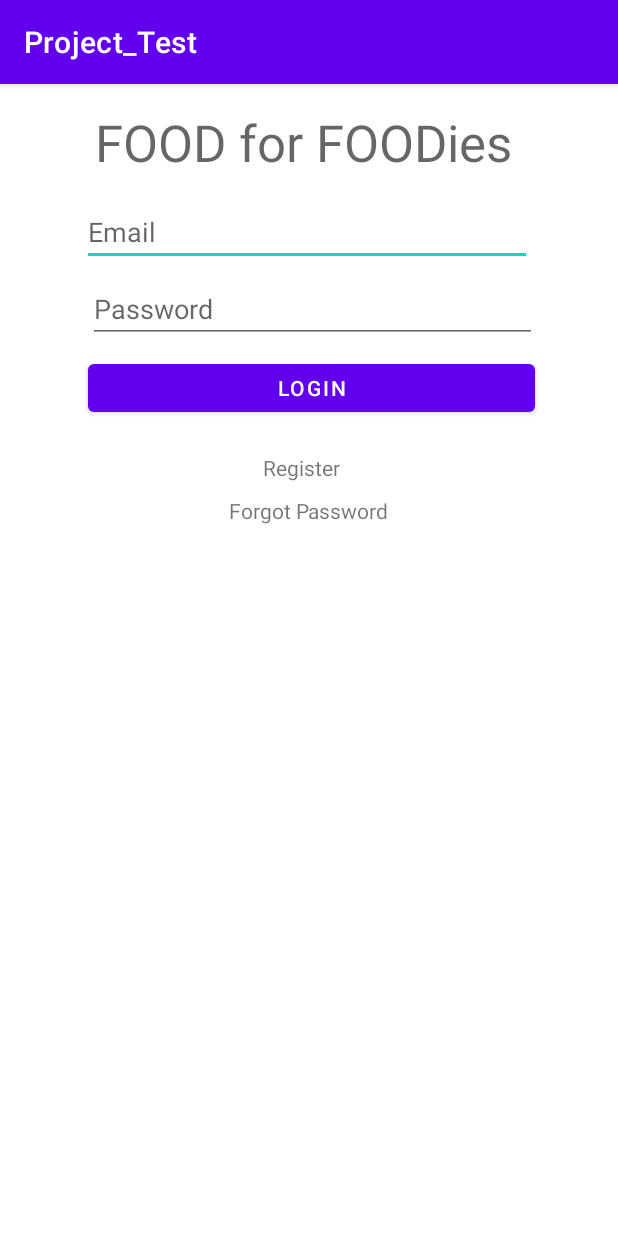
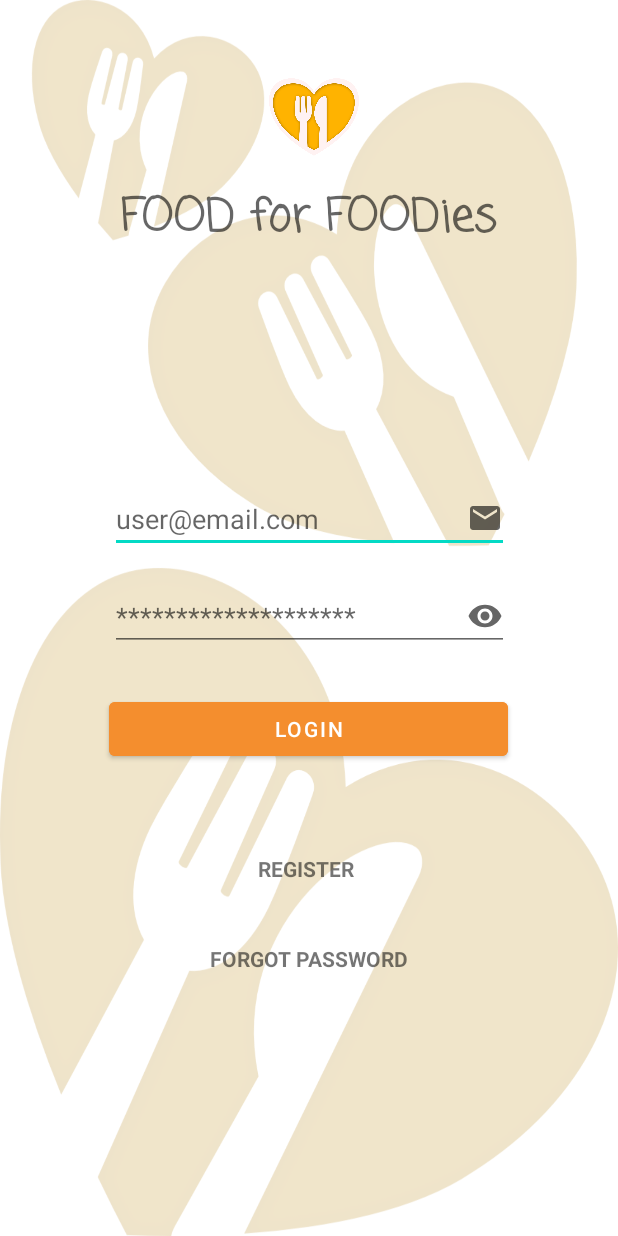
Before and after one commit to paulofuscaldo/Mobile_App_Uni_Project, an Android app: the screen it shows after launch (MainActivity), on a phone screen of 412 x 824 dp. Run offline under Robolectric (Android 15) with nearby library versions, the phone set to English and light mode, and no system bars; our stand-ins replace Firebase (no records; nobody signed in at launch, a user with empty details on screens opened directly).

Commit message:
Set style and components into the main screen (login)

```diff
--- a/app/src/main/java/com/example/project_test/MainActivity.java
+++ b/app/src/main/java/com/example/project_test/MainActivity.java
@@ -33,6 +33,7 @@ public class MainActivity extends AppCompatActivity implements View.OnClickListe
     protected void onCreate(Bundle savedInstanceState) {
         super.onCreate(savedInstanceState);
         setContentView(R.layout.activity_main);
+        getSupportActionBar().hide();
 
         forgotPassword = (TextView) findViewById(R.id.forgotPassword);
         forgotPassword.setOnClickListener(this);
--- /dev/null
+++ b/app/src/main/res/drawable/ic_email.xml
@@ -0,0 +1,10 @@
+<vector xmlns:android="http://schemas.android.com/apk/res/android"
+    android:width="24dp"
+    android:height="24dp"
+    android:viewportWidth="24"
+    android:viewportHeight="24"
+    android:tint="?attr/colorControlNormal">
+  <path
+      android:fillColor="@android:color/white"
+      android:pathData="M20,4L4,4c-1.1,0 -1.99,0.9 -1.99,2L2,18c0,1.1 0.9,2 2,2h16c1.1,0 2,-0.9 2,-2L22,6c0,-1.1 -0.9,-2 -2,-2zM20,8l-8,5 -8,-5L4,6l8,5 8,-5v2z"/>
+</vector>
--- /dev/null
+++ b/app/src/main/res/drawable/ic_eye.xml
@@ -0,0 +1,10 @@
+<vector xmlns:android="http://schemas.android.com/apk/res/android"
+    android:width="24dp"
+    android:height="24dp"
+    android:viewportWidth="24"
+    android:viewportHeight="24"
+    android:tint="?attr/colorControlNormal">
+  <path
+      android:fillColor="@android:color/white"
+      android:pathData="M12,4.5C7,4.5 2.73,7.61 1,12c1.73,4.39 6,7.5 11,7.5s9.27,-3.11 11,-7.5c-1.73,-4.39 -6,-7.5 -11,-7.5zM12,17c-2.76,0 -5,-2.24 -5,-5s2.24,-5 5,-5 5,2.24 5,5 -2.24,5 -5,5zM12,9c-1.66,0 -3,1.34 -3,3s1.34,3 3,3 3,-1.34 3,-3 -1.34,-3 -3,-3z"/>
+</vector>
--- /dev/null
+++ b/app/src/main/res/drawable/login_form_container_components.xml
@@ -0,0 +1,9 @@
+<?xml version="1.0" encoding="utf-8"?>
+<shape xmlns:android="http://schemas.android.com/apk/res/android">
+
+    <solid android:color="@color/transparent"/>
+
+    <stroke android:width="0dp" />
+
+
+</shape>
--- a/app/src/main/res/layout/activity_forgot_password.xml
+++ b/app/src/main/res/layout/activity_forgot_password.xml
@@ -2,6 +2,7 @@
 <androidx.constraintlayout.widget.ConstraintLayout xmlns:android="http://schemas.android.com/apk/res/android"
     xmlns:app="http://schemas.android.com/apk/res-auto"
     xmlns:tools="http://schemas.android.com/tools"
+    android:background="@drawable/bg_img_app"
     android:layout_width="match_parent"
     android:layout_height="match_parent"
     tools:context=".forgotPassword">
--- a/app/src/main/res/layout/activity_main.xml
+++ b/app/src/main/res/layout/activity_main.xml
@@ -4,99 +4,79 @@
     xmlns:tools="http://schemas.android.com/tools"
     android:layout_width="match_parent"
     android:layout_height="match_parent"
+    android:background="@drawable/bg_img_app"
     tools:context=".MainActivity">
 
-    <TextView
-        android:id="@+id/banner"
-        android:layout_width="302dp"
-        android:layout_height="44dp"
-        android:layout_marginStart="105dp"
-        android:layout_marginLeft="105dp"
-        android:layout_marginTop="16dp"
-        android:layout_marginEnd="106dp"
-        android:layout_marginRight="106dp"
-        android:text=" FOOD for FOODies"
-        android:textAppearance="@style/TextAppearance.AppCompat.Display1"
+    <View
+        android:id="@+id/lgform_container_components"
+        style="@style/LoginFormContainerComponents"
+        app:layout_constraintBottom_toBottomOf="parent"
         app:layout_constraintEnd_toEndOf="parent"
+        app:layout_constraintHorizontal_bias="0.5"
         app:layout_constraintStart_toStartOf="parent"
         app:layout_constraintTop_toTopOf="parent" />
 
+
     <EditText
         android:id="@+id/email"
-        android:layout_width="300dp"
-        android:layout_height="45dp"
-        android:layout_marginStart="54dp"
-        android:layout_marginLeft="54dp"
-        android:layout_marginTop="16dp"
-        android:layout_marginEnd="57dp"
-        android:layout_marginRight="57dp"
+        android:layout_width="266dp"
+        android:layout_height="wrap_content"
+        android:layout_marginTop="36dp"
+        android:drawableRight="@drawable/ic_email"
         android:ems="10"
-        android:hint="Email"
+        android:hint="user@email.com"
         android:inputType="textEmailAddress"
-        app:layout_constraintEnd_toEndOf="parent"
-        app:layout_constraintHorizontal_bias="1.0"
-        app:layout_constraintStart_toStartOf="parent"
-        app:layout_constraintTop_toBottomOf="@+id/banner" />
+        app:layout_constraintEnd_toEndOf="@+id/lgform_container_components"
+        app:layout_constraintStart_toStartOf="@+id/lgform_container_components"
+        app:layout_constraintTop_toTopOf="@+id/lgform_container_components" />
 
     <EditText
         android:id="@+id/password"
-        android:layout_width="299dp"
-        android:layout_height="43dp"
-        android:layout_marginStart="58dp"
-        android:layout_marginLeft="58dp"
-        android:layout_marginTop="8dp"
-        android:layout_marginEnd="54dp"
-        android:layout_marginRight="54dp"
+        android:layout_width="266dp"
+        android:layout_height="wrap_content"
+        android:layout_marginTop="20dp"
+        android:drawableRight="@drawable/ic_eye"
         android:ems="10"
-        android:hint="Password"
+        android:hint="********************"
         android:inputType="textPassword"
-        app:layout_constraintEnd_toEndOf="parent"
-        app:layout_constraintHorizontal_bias="1.0"
-        app:layout_constraintStart_toStartOf="parent"
+        app:layout_constraintEnd_toEndOf="@+id/lgform_container_components"
+        app:layout_constraintStart_toStartOf="@+id/lgform_container_components"
         app:layout_constraintTop_toBottomOf="@+id/email" />
 
     <Button
         android:id="@+id/signIn"
-        android:layout_width="298dp"
-        android:layout_height="44dp"
-        android:layout_marginStart="58dp"
-        android:layout_marginLeft="58dp"
-        android:layout_marginTop="8dp"
-        android:layout_marginEnd="55dp"
-        android:layout_marginRight="55dp"
+        android:layout_width="266dp"
+        android:layout_height="wrap_content"
+        android:backgroundTint="@color/deep_saffron"
         android:text="Login"
-        app:layout_constraintEnd_toEndOf="parent"
-        app:layout_constraintHorizontal_bias="1.0"
-        app:layout_constraintStart_toStartOf="parent"
+        app:layout_constraintBottom_toBottomOf="@+id/lgform_container_components"
+        app:layout_constraintEnd_toEndOf="@+id/lgform_container_components"
+        app:layout_constraintHorizontal_bias="0.495"
+        app:layout_constraintStart_toStartOf="@+id/lgform_container_components"
         app:layout_constraintTop_toBottomOf="@+id/password" />
 
     <TextView
         android:id="@+id/forgotPassword"
         android:layout_width="wrap_content"
         android:layout_height="wrap_content"
-        android:layout_marginStart="152dp"
-        android:layout_marginLeft="152dp"
-        android:layout_marginTop="9dp"
-        android:layout_marginEnd="152dp"
-        android:layout_marginRight="152dp"
-        android:text="Forgot Password"
+        android:text="FORGOT PASSWORD"
+        android:textStyle="bold"
+        app:layout_constraintBottom_toBottomOf="parent"
         app:layout_constraintEnd_toEndOf="parent"
         app:layout_constraintStart_toStartOf="parent"
-        app:layout_constraintTop_toBottomOf="@+id/register" />
+        app:layout_constraintTop_toBottomOf="@+id/register"
+        app:layout_constraintVertical_bias="0.179" />
 
     <TextView
         android:id="@+id/register"
-        android:layout_width="61dp"
-        android:layout_height="19dp"
-        android:layout_marginStart="175dp"
-        android:layout_marginLeft="175dp"
-        android:layout_marginTop="21dp"
-        android:layout_marginEnd="175dp"
-        android:layout_marginRight="175dp"
-        android:text="Register"
+        android:layout_width="68dp"
+        android:layout_height="22dp"
+        android:layout_marginTop="32dp"
+        android:text="REGISTER"
+        android:textStyle="bold"
         app:layout_constraintEnd_toEndOf="parent"
         app:layout_constraintStart_toStartOf="parent"
-        app:layout_constraintTop_toBottomOf="@+id/signIn" />
+        app:layout_constraintTop_toBottomOf="@+id/lgform_container_components" />
 
     <ProgressBar
         android:id="@+id/progressBar"
@@ -113,4 +93,33 @@
         app:layout_constraintStart_toStartOf="parent"
         app:layout_constraintTop_toBottomOf="@+id/forgotPassword" />
 
+    <ImageView
+        android:id="@+id/imageView"
+        android:layout_width="60dp"
+        android:layout_height="52dp"
+        android:layout_marginTop="52dp"
+        app:flow_horizontalAlign="center"
+        app:layout_constraintEnd_toEndOf="parent"
+        app:layout_constraintHorizontal_bias="0.51"
+        app:layout_constraintStart_toStartOf="parent"
+        app:layout_constraintTop_toTopOf="parent"
+        app:srcCompat="@drawable/logo" />
+
+    <TextView
+        android:id="@+id/banner"
+        android:layout_width="269dp"
+        android:layout_height="49dp"
+        android:fontFamily="casual"
+        android:text=" FOOD for FOODies"
+        android:textAppearance="@style/TextAppearance.AppCompat.Display1"
+        android:textSize="30sp"
+        android:textStyle="bold"
+        app:flow_horizontalAlign="center"
+        app:layout_constraintBottom_toTopOf="@+id/lgform_container_components"
+        app:layout_constraintEnd_toEndOf="parent"
+        app:layout_constraintHorizontal_bias="0.49"
+        app:layout_constraintStart_toStartOf="parent"
+        app:layout_constraintTop_toBottomOf="@+id/imageView"
+        app:layout_constraintVertical_bias="0.138" />
+
 </androidx.constraintlayout.widget.ConstraintLayout>
--- a/app/src/main/res/layout/activity_profile.xml
+++ b/app/src/main/res/layout/activity_profile.xml
@@ -2,6 +2,7 @@
 <androidx.constraintlayout.widget.ConstraintLayout xmlns:android="http://schemas.android.com/apk/res/android"
     xmlns:app="http://schemas.android.com/apk/res-auto"
     xmlns:tools="http://schemas.android.com/tools"
+    android:background="@drawable/bg_img_app"
     android:layout_width="match_parent"
     android:layout_height="match_parent"
     tools:context=".ProfileActivity">
--- a/app/src/main/res/layout/activity_register_user.xml
+++ b/app/src/main/res/layout/activity_register_user.xml
@@ -4,6 +4,7 @@
     xmlns:tools="http://schemas.android.com/tools"
     android:layout_width="match_parent"
     android:layout_height="match_parent"
+    android:background="@drawable/bg_img_app"
     tools:context=".RegisterUser">
 
     <TextView
--- a/app/src/main/res/layout/activity_restaurant_list.xml
+++ b/app/src/main/res/layout/activity_restaurant_list.xml
@@ -3,6 +3,7 @@
     xmlns:android="http://schemas.android.com/apk/res/android"
     xmlns:app="http://schemas.android.com/apk/res-auto"
     xmlns:tools="http://schemas.android.com/tools"
+    android:background="@drawable/bg_img_app"
     android:layout_width="match_parent"
     android:layout_height="match_parent"
     android:fillViewport="true">
--- a/app/src/main/res/layout/activity_street_list.xml
+++ b/app/src/main/res/layout/activity_street_list.xml
@@ -2,6 +2,7 @@
 <androidx.constraintlayout.widget.ConstraintLayout xmlns:android="http://schemas.android.com/apk/res/android"
     xmlns:app="http://schemas.android.com/apk/res-auto"
     xmlns:tools="http://schemas.android.com/tools"
+    android:background="@drawable/bg_img_app"
     android:layout_width="match_parent"
     android:layout_height="match_parent"
     tools:context=".StreetList">
--- a/app/src/main/res/values/colors.xml
+++ b/app/src/main/res/values/colors.xml
@@ -7,4 +7,8 @@
     <color name="teal_700">#FF018786</color>
     <color name="black">#FF000000</color>
     <color name="white">#FFFFFFFF</color>
+    <color name="deep_saffron">#F48E2E</color>
+    <color name="honey_yellow">#FFB300</color>
+    <color name="transparent">#0000FFFF</color>
+    <color name="gray">#DBD9D9</color>
 </resources>
--- /dev/null
+++ b/app/src/main/res/values/styles.xml
@@ -0,0 +1,12 @@
+<?xml version="1.0" encoding="utf-8"?>
+<resources>
+
+    <style name="LoginFormContainerComponents">
+        <item name="android:layout_width">match_parent</item>
+        <item name="android:layout_height">250dp</item>
+        <item name="android:background">@drawable/login_form_container_components</item>
+        <item name="android:layout_margin">20dp</item>
+    </style>
+
+
+</resources>
--- a/app/src/main/res/values/themes.xml
+++ b/app/src/main/res/values/themes.xml
@@ -3,7 +3,7 @@
     <style name="Theme.Project_Test" parent="Theme.MaterialComponents.DayNight.DarkActionBar">
         <!-- Primary brand color. -->
         <item name="colorPrimary">@color/purple_500</item>
-        <item name="colorPrimaryVariant">@color/purple_700</item>
+        <item name="colorPrimaryVariant">@color/deep_saffron</item>
         <item name="colorOnPrimary">@color/white</item>
         <!-- Secondary brand color. -->
         <item name="colorSecondary">@color/teal_200</item>
```
Also changed, not shown: app/src/main/res/drawable/bg_img_app.png (added), app/src/main/res/drawable/logo.png (added).
